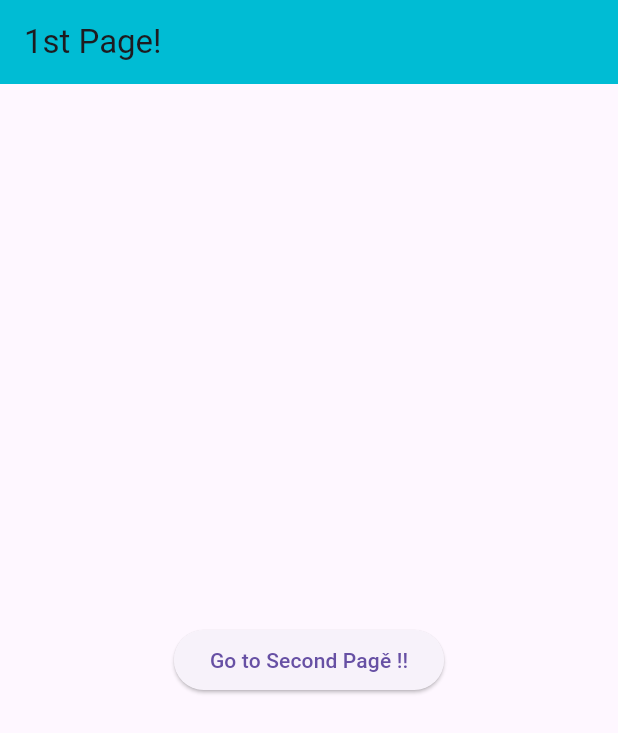
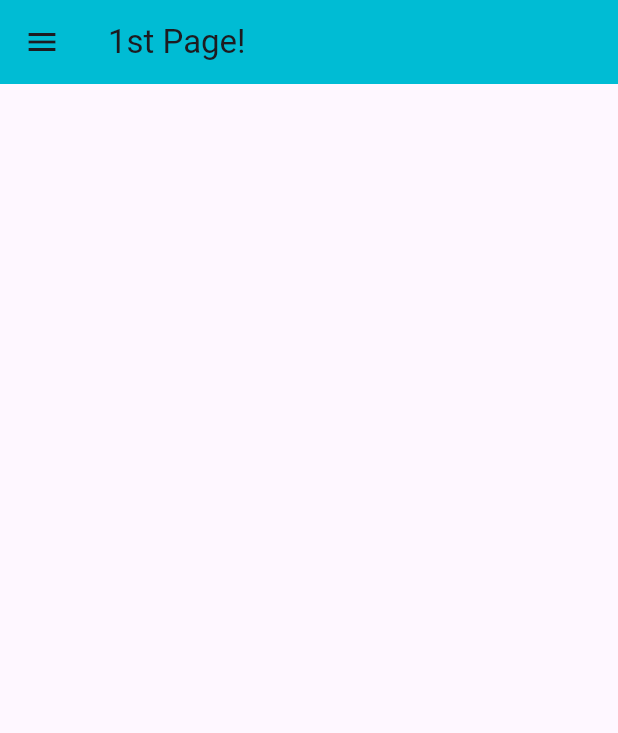
Before and after one commit to BunthongDev/Flutter-basic, a Flutter app: the screen it shows after launch, on a phone screen of 412 x 824 dp. Shown: the top 733 px of the screen. Run offline on Flutter 3.47's test engine with Material 3 defaults, Android fonts, the phone set to English and light mode, and no system bars.

```diff
--- a/lib/main.dart
+++ b/lib/main.dart
@@ -14,6 +14,7 @@ class MyApp extends StatelessWidget {
   @override
   Widget build(BuildContext context) {
     return MaterialApp(
+
       home: FirstPage(),
       routes: {
         'firstpage': (context) => FirstPage(),
--- a/lib/pages/first_page.dart
+++ b/lib/pages/first_page.dart
@@ -1,5 +1,4 @@
 import 'package:flutter/material.dart';
-
 
 class FirstPage extends StatelessWidget {
   const FirstPage({super.key});
@@ -11,15 +10,7 @@ class FirstPage extends StatelessWidget {
         title: Text("1st Page!"),
         backgroundColor: Colors.cyan,
       ),
-      body: Center(
-        child: ElevatedButton(
-          child: Text("Go to Second Pagě !!"),
-          onPressed: () {
-            // navigate to second page
-           Navigator.pushNamed(context, '/secondpage');
-          },
-        ),
-      ),
+      drawer: Drawer(),
     );
   }
 }
```
